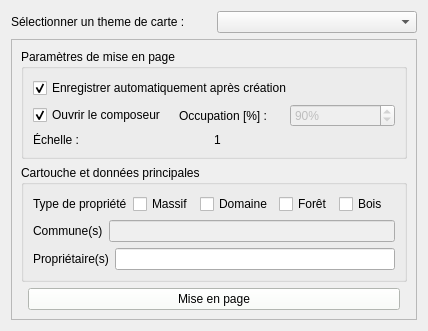
SequoiApp/Qsequoia2, file qsequoia2/scripts/project_settings/project_settings.ui: the form before one commit.
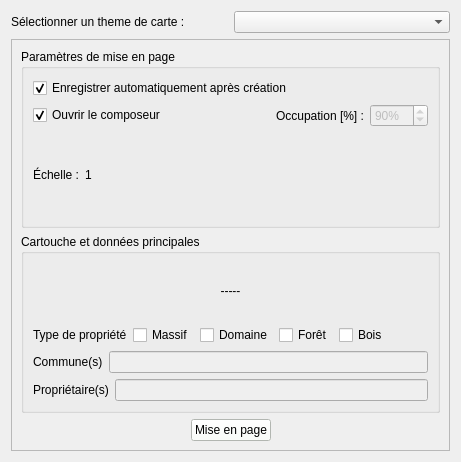
The form after the commit. Custom widgets are drawn as their Qt base class.

```diff
--- a/qsequoia2/scripts/project_settings/project_settings.ui
+++ b/qsequoia2/scripts/project_settings/project_settings.ui
@@ -3,6 +3,14 @@
  <class>none</class>
 
  <widget class="QWidget" name="none">
+  <property name="geometry">
+   <rect>
+    <x>0</x>
+    <y>0</y>
+    <width>461</width>
+    <height>462</height>
+   </rect>
+  </property>
   <property name="windowTitle">
    <string>Création de projet</string>
   </property>
@@ -35,6 +43,14 @@
        </property>
 
        <widget class="QWidget" name="scrollAreaWidgetContents">
+        <property name="geometry">
+         <rect>
+          <x>0</x>
+          <y>0</y>
+          <width>435</width>
+          <height>405</height>
+         </rect>
+        </property>
         <layout class="QVBoxLayout" name="scrollMainLayout">
 
          <!-- Paramètres de mise en page -->
@@ -65,6 +81,12 @@
                   <property name="orientation">
                    <enum>Qt::Horizontal</enum>
                   </property>
+                  <property name="sizeHint" stdset="0">
+                   <size>
+                    <width>0</width>
+                    <height>0</height>
+                   </size>
+                  </property>
                  </spacer>
                 </item>
                </layout>
@@ -88,6 +110,12 @@
                   <property name="orientation">
                    <enum>Qt::Horizontal</enum>
                   </property>
+                  <property name="sizeHint" stdset="0">
+                   <size>
+                    <width>0</width>
+                    <height>0</height>
+                   </size>
+                  </property>
                  </spacer>
                 </item>
 
@@ -120,7 +148,7 @@
                    <double>5</double>
                   </property>
                   <property name="value">
-                   <double>90</double>
+                   <double>90.000000000000000</double>
                   </property>
                  </widget>
                 </item>
@@ -148,6 +176,12 @@
                   <property name="orientation">
                    <enum>Qt::Horizontal</enum>
                   </property>
+                  <property name="sizeHint" stdset="0">
+                   <size>
+                    <width>0</width>
+                    <height>0</height>
+                   </size>
+                  </property>
                  </spacer>
                 </item>
                </layout>
@@ -169,7 +203,17 @@
              </property>
 
              <layout class="QVBoxLayout" name="cartoucheLayout_2">
-
+              <item>
+               <layout class="QHBoxLayout" name="horizontalLayout">
+                <item>
+                 <widget class="QLabel" name="forest_name">
+                  <property name="text">
+                   <string>&lt;html&gt;&lt;head/&gt;&lt;body&gt;&lt;p align=&quot;center&quot;&gt;-----&lt;/p&gt;&lt;/body&gt;&lt;/html&gt;</string>
+                  </property>
+                 </widget>
+                </item>
+               </layout>
+              </item>
               <item>
                <layout class="QHBoxLayout" name="typeLayout_2">
                 <item>
@@ -179,15 +223,45 @@
                   </property>
                  </widget>
                 </item>
-                <item><widget class="QCheckBox" name="checkBox_massif_2"><property name="text"><string>Massif</string></property></widget></item>
-                <item><widget class="QCheckBox" name="checkBox_domaine_2"><property name="text"><string>Domaine</string></property></widget></item>
-                <item><widget class="QCheckBox" name="checkBox_foret_2"><property name="text"><string>Forêt</string></property></widget></item>
-                <item><widget class="QCheckBox" name="checkBox_bois_2"><property name="text"><string>Bois</string></property></widget></item>
+                <item>
+                 <widget class="QCheckBox" name="checkBox_massif">
+                  <property name="text">
+                   <string>Massif</string>
+                  </property>
+                 </widget>
+                </item>
+                <item>
+                 <widget class="QCheckBox" name="checkBox_domaine">
+                  <property name="text">
+                   <string>Domaine</string>
+                  </property>
+                 </widget>
+                </item>
+                <item>
+                 <widget class="QCheckBox" name="checkBox_foret">
+                  <property name="text">
+                   <string>Forêt</string>
+                  </property>
+                 </widget>
+                </item>
+                <item>
+                 <widget class="QCheckBox" name="checkBox_bois">
+                  <property name="text">
+                   <string>Bois</string>
+                  </property>
+                 </widget>
+                </item>
                 <item>
                  <spacer name="horizontalSpacer_4">
                   <property name="orientation">
                    <enum>Qt::Horizontal</enum>
                   </property>
+                  <property name="sizeHint" stdset="0">
+                   <size>
+                    <width>0</width>
+                    <height>0</height>
+                   </size>
+                  </property>
                  </spacer>
                 </item>
                </layout>
@@ -222,7 +296,11 @@
                  </widget>
                 </item>
                 <item>
-                 <widget class="QLineEdit" name="owner_2"/>
+                 <widget class="QLineEdit" name="lineEdit_owner">
+                  <property name="enabled">
+                   <bool>false</bool>
+                  </property>
+                 </widget>
                 </item>
                </layout>
               </item>
@@ -241,6 +319,12 @@
              <property name="orientation">
               <enum>Qt::Horizontal</enum>
              </property>
+             <property name="sizeHint" stdset="0">
+              <size>
+               <width>0</width>
+               <height>0</height>
+              </size>
+             </property>
             </spacer>
            </item>
            <item>
@@ -258,6 +342,12 @@
              <property name="orientation">
               <enum>Qt::Horizontal</enum>
              </property>
+             <property name="sizeHint" stdset="0">
+              <size>
+               <width>0</width>
+               <height>0</height>
+              </size>
+             </property>
             </spacer>
            </item>
           </layout>
```
Left out of the diff: 33 changed lines with no effect on the pictures.
